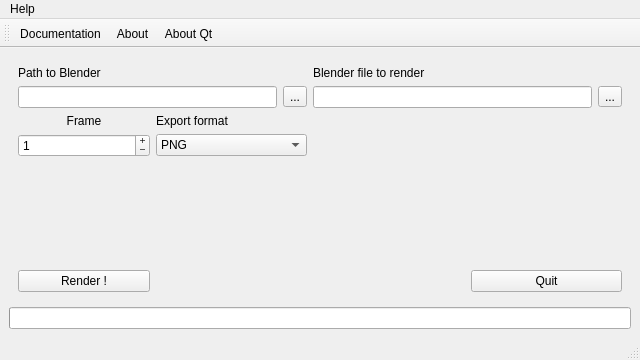
Above: mainwindow.ui from Nesakko/BlenderRender before the change. Below: the same form after it.
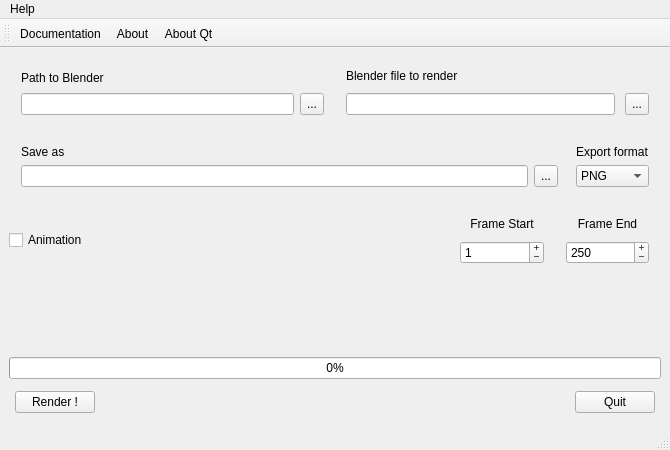
That is the form after the change.

What changed in the file:
```diff
--- a/mainwindow.ui
+++ b/mainwindow.ui
@@ -6,14 +6,14 @@
    <rect>
     <x>0</x>
     <y>0</y>
-    <width>640</width>
-    <height>360</height>
+    <width>670</width>
+    <height>450</height>
    </rect>
   </property>
   <property name="minimumSize">
    <size>
-    <width>640</width>
-    <height>360</height>
+    <width>670</width>
+    <height>450</height>
    </size>
   </property>
   <property name="windowTitle">
@@ -29,23 +29,58 @@
    <bool>true</bool>
   </property>
   <widget class="QWidget" name="centralwidget">
-   <layout class="QGridLayout" name="gridLayout">
-    <item row="0" column="0">
-     <widget class="QWidget" name="widget" native="true">
-      <property name="enabled">
-       <bool>true</bool>
+   <layout class="QGridLayout" name="gridLayout_4">
+    <item row="0" column="0" colspan="3">
+     <layout class="QHBoxLayout" name="horizontalLayout">
+      <property name="spacing">
+       <number>10</number>
       </property>
-      <property name="minimumSize">
-       <size>
-        <width>0</width>
-        <height>0</height>
-       </size>
+      <property name="leftMargin">
+       <number>6</number>
       </property>
+      <property name="topMargin">
+       <number>6</number>
+      </property>
+      <property name="rightMargin">
+       <number>6</number>
+      </property>
+      <property name="bottomMargin">
+       <number>6</number>
+      </property>
+      <item>
       <layout class="QGridLayout" name="gridLayout_2">
-       <item row="0" column="2" colspan="2">
-        <widget class="QLabel" name="label">
+        <property name="leftMargin">
+         <number>6</number>
+        </property>
+        <property name="topMargin">
+         <number>6</number>
+        </property>
+        <property name="rightMargin">
+         <number>6</number>
+        </property>
+        <property name="bottomMargin">
+         <number>6</number>
+        </property>
+        <property name="spacing">
+         <number>6</number>
+        </property>
+        <item row="1" column="1">
+         <widget class="QToolButton" name="BlenderPathSelect">
+          <property name="maximumSize">
+           <size>
+            <width>32</width>
+            <height>32</height>
+           </size>
+          </property>
          <property name="text">
-          <string>Blender file to render</string>
+           <string>...</string>
+          </property>
+         </widget>
+        </item>
+        <item row="1" column="0">
+         <widget class="QLineEdit" name="BlenderPath">
+          <property name="text">
+           <string/>
          </property>
         </widget>
        </item>
@@ -56,17 +91,84 @@
          </property>
         </widget>
        </item>
-       <item row="7" column="3">
-        <widget class="QPushButton" name="closeButton">
+       </layout>
+      </item>
+      <item>
+       <layout class="QGridLayout" name="gridLayout">
+        <property name="leftMargin">
+         <number>6</number>
+        </property>
+        <property name="topMargin">
+         <number>6</number>
+        </property>
+        <property name="rightMargin">
+         <number>6</number>
+        </property>
+        <property name="bottomMargin">
+         <number>6</number>
+        </property>
+        <item row="0" column="0">
+         <widget class="QLabel" name="label">
          <property name="text">
-          <string>Quit</string>
+           <string>Blender file to render</string>
          </property>
         </widget>
        </item>
-       <item row="2" column="0">
+        <item row="1" column="0">
+         <widget class="QLineEdit" name="BlendFile"/>
+        </item>
+        <item row="1" column="1">
+         <widget class="QToolButton" name="BlendSelect">
+          <property name="maximumSize">
+           <size>
+            <width>32</width>
+            <height>32</height>
+           </size>
+          </property>
+          <property name="text">
+           <string>...</string>
+          </property>
+         </widget>
+        </item>
+       </layout>
+      </item>
+     </layout>
+    </item>
+    <item row="3" column="2">
+     <layout class="QHBoxLayout" name="horizontalLayout_3">
+      <property name="spacing">
+       <number>10</number>
+      </property>
+      <property name="leftMargin">
+       <number>6</number>
+      </property>
+      <property name="topMargin">
+       <number>6</number>
+      </property>
+      <property name="rightMargin">
+       <number>6</number>
+      </property>
+      <property name="bottomMargin">
+       <number>6</number>
+      </property>
+      <item>
+       <layout class="QVBoxLayout" name="verticalLayout_3">
+        <property name="leftMargin">
+         <number>6</number>
+        </property>
+        <property name="topMargin">
+         <number>6</number>
+        </property>
+        <property name="rightMargin">
+         <number>6</number>
+        </property>
+        <property name="bottomMargin">
+         <number>6</number>
+        </property>
+        <item>
         <widget class="QLabel" name="label_2">
          <property name="text">
-          <string>Frame</string>
+           <string>Frame Start</string>
          </property>
          <property name="alignment">
           <set>Qt::AlignCenter</set>
@@ -79,8 +181,8 @@
          </property>
         </widget>
        </item>
-       <item row="3" column="0">
-        <widget class="QSpinBox" name="frameSelect">
+        <item>
+         <widget class="QSpinBox" name="frameS_Select">
          <property name="minimumSize">
           <size>
            <width>0</width>
@@ -97,7 +199,7 @@
           <enum>QAbstractSpinBox::PlusMinus</enum>
          </property>
          <property name="maximum">
-          <number>10000</number>
+           <number>100000</number>
          </property>
          <property name="value">
           <number>1</number>
@@ -107,60 +209,148 @@
          </property>
         </widget>
        </item>
-       <item row="5" column="1">
-        <spacer name="verticalSpacer_2">
-         <property name="orientation">
-          <enum>Qt::Vertical</enum>
-         </property>
-         <property name="sizeType">
-          <enum>QSizePolicy::MinimumExpanding</enum>
-         </property>
-         <property name="sizeHint" stdset="0">
+       </layout>
+      </item>
+      <item>
+       <layout class="QVBoxLayout" name="verticalLayout_2">
+        <property name="leftMargin">
+         <number>6</number>
+        </property>
+        <property name="topMargin">
+         <number>6</number>
+        </property>
+        <property name="rightMargin">
+         <number>6</number>
+        </property>
+        <property name="bottomMargin">
+         <number>6</number>
+        </property>
+        <item>
+         <widget class="QLabel" name="label_4">
+          <property name="text">
+           <string>Frame End</string>
+          </property>
+          <property name="alignment">
+           <set>Qt::AlignCenter</set>
+          </property>
+          <property name="wordWrap">
+           <bool>false</bool>
+          </property>
+          <property name="textInteractionFlags">
+           <set>Qt::LinksAccessibleByMouse</set>
+          </property>
+         </widget>
+        </item>
+        <item>
+         <widget class="QSpinBox" name="frameE_Select">
+          <property name="minimumSize">
           <size>
-           <width>50</width>
-           <height>50</height>
-          </size>
-         </property>
-        </spacer>
-       </item>
-       <item row="7" column="0">
-        <widget class="QPushButton" name="renderButton">
+            <width>0</width>
+            <height>0</height>
+           </size>
+          </property>
+          <property name="toolTip">
+           <string>&lt;html&gt;&lt;head/&gt;&lt;body&gt;&lt;p&gt;Corresponds to the last frame to render for an animation&lt;/p&gt;&lt;/body&gt;&lt;/html&gt;</string>
+          </property>
+          <property name="whatsThis">
+           <string>&lt;html&gt;&lt;head/&gt;&lt;body&gt;&lt;p&gt;Corresponds to the last frame to render for an animation&lt;/p&gt;&lt;/body&gt;&lt;/html&gt;</string>
+          </property>
+          <property name="buttonSymbols">
+           <enum>QAbstractSpinBox::PlusMinus</enum>
+          </property>
+          <property name="maximum">
+           <number>100000</number>
+          </property>
+          <property name="value">
+           <number>250</number>
+          </property>
+          <property name="displayIntegerBase">
+           <number>10</number>
+          </property>
+         </widget>
+        </item>
+       </layout>
+      </item>
+     </layout>
+    </item>
+    <item row="1" column="0" colspan="3">
+     <layout class="QHBoxLayout" name="horizontalLayout_4">
+      <property name="leftMargin">
+       <number>6</number>
+      </property>
+      <property name="topMargin">
+       <number>6</number>
+      </property>
+      <property name="rightMargin">
+       <number>6</number>
+      </property>
+      <property name="bottomMargin">
+       <number>6</number>
+      </property>
+      <item>
+       <layout class="QGridLayout" name="gridLayout_3">
+        <property name="leftMargin">
+         <number>6</number>
+        </property>
+        <property name="topMargin">
+         <number>6</number>
+        </property>
+        <property name="rightMargin">
+         <number>6</number>
+        </property>
+        <property name="bottomMargin">
+         <number>6</number>
+        </property>
+        <property name="spacing">
+         <number>6</number>
+        </property>
+        <item row="1" column="0">
+         <widget class="QLineEdit" name="BlendFile_2"/>
+        </item>
+        <item row="1" column="1">
+         <widget class="QToolButton" name="BlendSelect_2">
          <property name="maximumSize">
           <size>
-           <width>132</width>
-           <height>34</height>
-          </size>
-         </property>
-         <property name="text">
-          <string>Render !</string>
-         </property>
-         <property name="autoDefault">
-          <bool>false</bool>
-         </property>
-         <property name="default">
-          <bool>false</bool>
-         </property>
-        </widget>
-       </item>
-       <item row="1" column="0" colspan="2">
-        <layout class="QHBoxLayout" name="horizontalLayout">
-         <item>
-          <widget class="QLineEdit" name="BlenderPath">
-           <property name="text">
-            <string/>
-           </property>
-          </widget>
-         </item>
-         <item>
-          <widget class="QToolButton" name="BlenderPathSelect">
+            <width>32</width>
+            <height>32</height>
+           </size>
+          </property>
            <property name="text">
             <string>...</string>
            </property>
           </widget>
          </item>
-        </layout>
-       </item>
-       <item row="3" column="1">
+        <item row="0" column="0">
+         <widget class="QLabel" name="label_6">
+          <property name="text">
+           <string>Save as</string>
+          </property>
+         </widget>
+        </item>
+       </layout>
+      </item>
+      <item>
+       <layout class="QVBoxLayout" name="verticalLayout">
+        <property name="leftMargin">
+         <number>6</number>
+        </property>
+        <property name="topMargin">
+         <number>6</number>
+        </property>
+        <property name="rightMargin">
+         <number>6</number>
+        </property>
+        <property name="bottomMargin">
+         <number>6</number>
+        </property>
+        <item>
+         <widget class="QLabel" name="label_3">
+          <property name="text">
+           <string>Export format</string>
+          </property>
+         </widget>
+        </item>
+        <item>
         <widget class="QComboBox" name="comboBox">
          <property name="minimumSize">
           <size>
@@ -168,6 +358,12 @@
            <height>0</height>
           </size>
          </property>
+          <property name="maximumSize">
+           <size>
+            <width>150</width>
+            <height>32</height>
+           </size>
+          </property>
          <item>
           <property name="text">
            <string>PNG</string>
@@ -200,31 +396,11 @@
          </item>
         </widget>
        </item>
-       <item row="1" column="2" colspan="2">
-        <layout class="QHBoxLayout" name="horizontalLayout_2">
-         <item>
-          <widget class="QLineEdit" name="BlendFile"/>
-         </item>
-         <item>
-          <widget class="QToolButton" name="BlendSelect">
-           <property name="text">
-            <string>...</string>
-           </property>
-          </widget>
-         </item>
-        </layout>
-       </item>
-       <item row="2" column="1">
-        <widget class="QLabel" name="label_3">
-         <property name="text">
-          <string>Export format</string>
-         </property>
-        </widget>
-       </item>
-      </layout>
-     </widget>
+       </layout>
+      </item>
+     </layout>
     </item>
-    <item row="1" column="0">
+    <item row="5" column="0" colspan="3">
      <widget class="QProgressBar" name="progressBar">
       <property name="enabled">
        <bool>true</bool>
@@ -233,10 +409,100 @@
        <number>0</number>
       </property>
       <property name="format">
-       <string/>
+       <string>%p%</string>
       </property>
      </widget>
     </item>
+    <item row="3" column="0">
+     <widget class="QCheckBox" name="checkBox">
+      <property name="toolTip">
+       <string>&lt;html&gt;&lt;head/&gt;&lt;body&gt;&lt;p&gt;Check if you want to launch an animation rendering&lt;/p&gt;&lt;/body&gt;&lt;/html&gt;</string>
+      </property>
+      <property name="whatsThis">
+       <string>&lt;html&gt;&lt;head/&gt;&lt;body&gt;&lt;p&gt;Check if you want to launch an animation rendering&lt;/p&gt;&lt;/body&gt;&lt;/html&gt;</string>
+      </property>
+      <property name="text">
+       <string>Animation</string>
+      </property>
+     </widget>
+    </item>
+    <item row="6" column="0" colspan="3">
+     <layout class="QHBoxLayout" name="horizontalLayout_2">
+      <property name="leftMargin">
+       <number>6</number>
+      </property>
+      <property name="topMargin">
+       <number>6</number>
+      </property>
+      <property name="rightMargin">
+       <number>6</number>
+      </property>
+      <property name="bottomMargin">
+       <number>6</number>
+      </property>
+      <item>
+       <widget class="QPushButton" name="renderButton">
+        <property name="maximumSize">
+         <size>
+          <width>150</width>
+          <height>32</height>
+         </size>
+        </property>
+        <property name="text">
+         <string>Render !</string>
+        </property>
+        <property name="autoDefault">
+         <bool>false</bool>
+        </property>
+        <property name="default">
+         <bool>false</bool>
+        </property>
+       </widget>
+      </item>
+      <item>
+       <spacer name="horizontalSpacer">
+        <property name="orientation">
+         <enum>Qt::Horizontal</enum>
+        </property>
+        <property name="sizeHint" stdset="0">
+         <size>
+          <width>40</width>
+          <height>20</height>
+         </size>
+        </property>
+       </spacer>
+      </item>
+      <item>
+       <widget class="QPushButton" name="closeButton">
+        <property name="maximumSize">
+         <size>
+          <width>150</width>
+          <height>32</height>
+         </size>
+        </property>
+        <property name="text">
+         <string>Quit</string>
+        </property>
+       </widget>
+      </item>
+     </layout>
+    </item>
+    <item row="4" column="2">
+     <spacer name="verticalSpacer">
+      <property name="orientation">
+       <enum>Qt::Vertical</enum>
+      </property>
+      <property name="sizeType">
+       <enum>QSizePolicy::MinimumExpanding</enum>
+      </property>
+      <property name="sizeHint" stdset="0">
+       <size>
+        <width>20</width>
+        <height>10</height>
+       </size>
+      </property>
+     </spacer>
+    </item>
    </layout>
   </widget>
   <widget class="QMenuBar" name="menubar">
@@ -244,8 +510,8 @@
     <rect>
      <x>0</x>
      <y>0</y>
-     <width>640</width>
-     <height>23</height>
+     <width>670</width>
+     <height>30</height>
     </rect>
    </property>
    <widget class="QMenu" name="menuHelp">
```
Left out of the diff: 37 changed lines with no effect on the pictures. Lines whose indentation alone changed are shown as unchanged.
